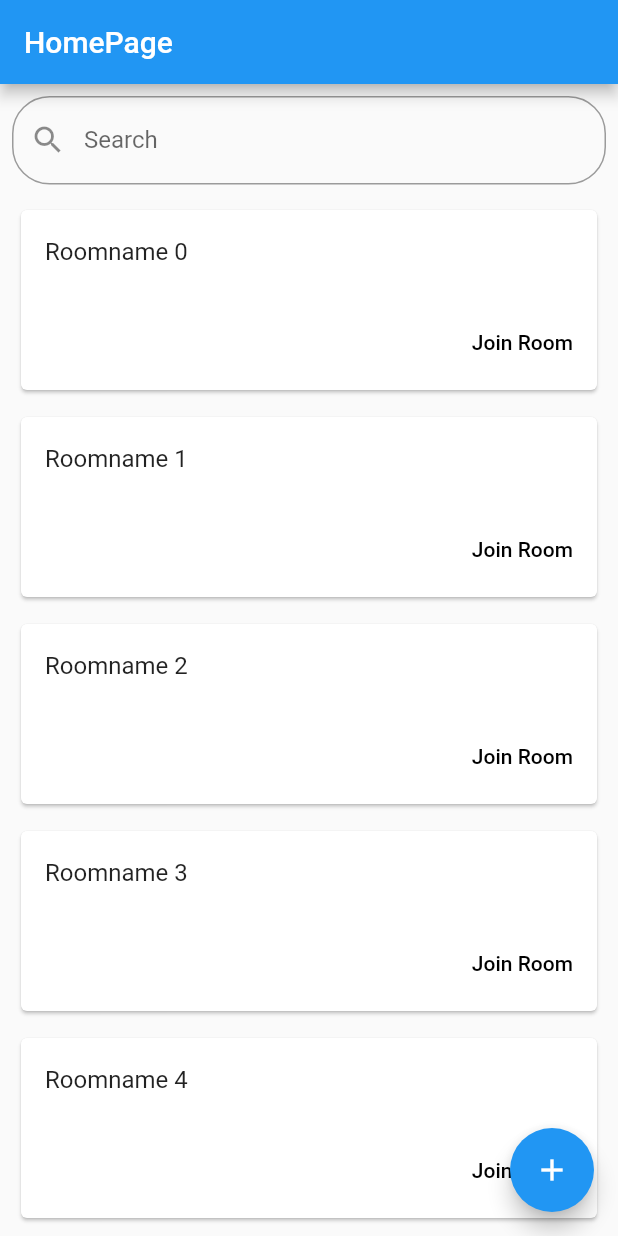
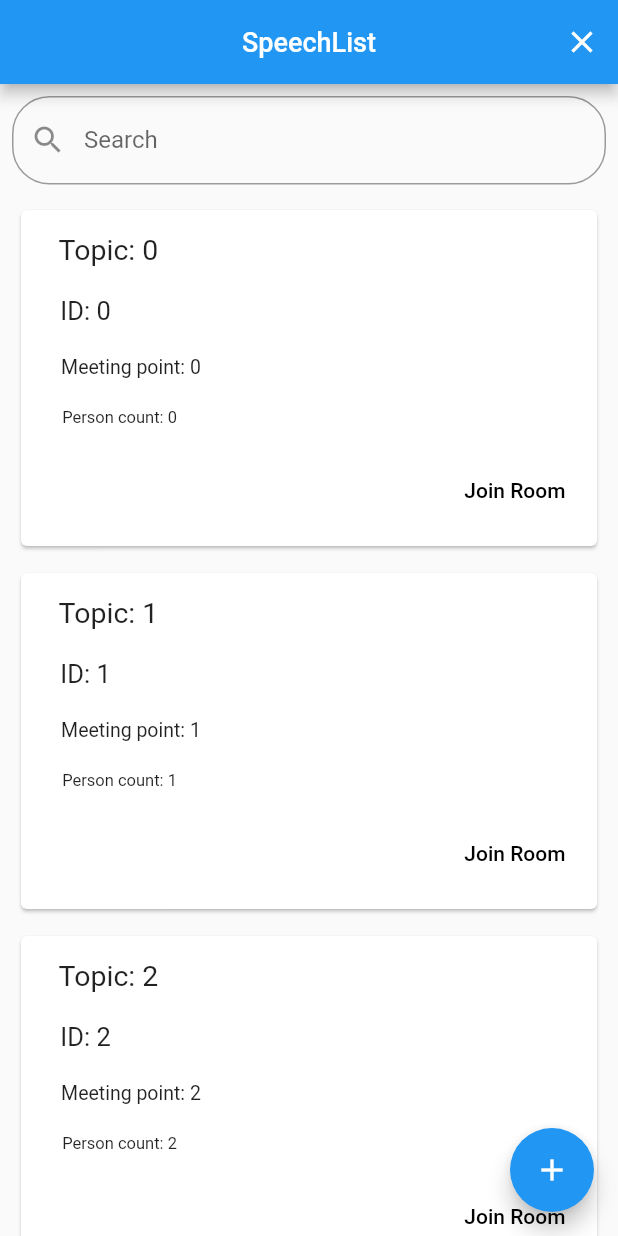
Before and after one commit to Murmelmunz/mop_frontend, a Flutter app: the screen it shows after launch, on a phone screen of 412 x 824 dp. Run offline on Flutter 3.47's test engine with Material 2 defaults, Android fonts, the phone set to English and light mode, and no system bars.

Commit message:
more specific search with new datalines

```diff
--- a/lib/main.dart
+++ b/lib/main.dart
@@ -13,8 +13,9 @@ class MyApp extends StatelessWidget {
       theme: ThemeData(
         primarySwatch: Colors.blue,
       ),
-      home: new SearchRoomPage(title: 'HomePage'),
+      home: SearchRoomPage(title: 'HomePage'),
       routes: <String, WidgetBuilder>{
+        SearchRoomPage.routeName: (BuildContext context) => SearchRoomPage(title: 'Homepage'),
         CreateRoomPage.routeName: (BuildContext context) => CreateRoomPage(title: "Create Room"),
         RoomPage.routeName: (BuildContext context) => RoomPage(),
       },
--- a/lib/screens/search_room.dart
+++ b/lib/screens/search_room.dart
@@ -1,6 +1,7 @@
 import 'package:flutter/material.dart';
 
 class SearchRoomPage extends StatefulWidget {
+    static const String routeName = "/search_room";
     SearchRoomPage({Key key, this.title}) : super(key: key);
     final String title;
 
@@ -11,7 +12,7 @@ class SearchRoomPage extends StatefulWidget {
 class _MyHomePageState extends State<SearchRoomPage> {
   TextEditingController editingController = TextEditingController();
 
-  final duplicateItems = List<String>.generate(10000, (i) => "Roomname $i");
+  final duplicateItems = List<String>.generate(10000, (i) => "$i");
   var items = List<String>();
 
   @override
@@ -54,7 +55,22 @@ class _MyHomePageState extends State<SearchRoomPage> {
   Widget build(BuildContext context) {
     return new Scaffold(
       appBar: new AppBar(
-        title: new Text(widget.title),
+        title: new Text('SpeechList',
+          style: new TextStyle(
+            fontSize: 18.0,
+            color: Colors.white,
+          ),
+        ),
+        centerTitle: true,
+          actions: [
+            new IconButton(
+              icon: new Icon(Icons.close),
+              tooltip: 'Home',
+              onPressed: () {
+                Navigator.of(context).pushNamed('/search_room');
+              },
+            ),
+          ],
       ),
       body: Container(
         child: Column(
@@ -81,24 +97,72 @@ class _MyHomePageState extends State<SearchRoomPage> {
                 itemBuilder: (context, index) {
                   return new Container(
                     padding: EdgeInsets.only(left:10, right:10, top:5, bottom:5),
+                      alignment: Alignment(0, 0),
                       child: Card(
+                        child: Container(
+                          padding: EdgeInsets.all(5),
                           child: Column(
+                            textDirection: TextDirection.rtl,
                             mainAxisSize: MainAxisSize.min,
-                          children: <Widget>[
-                            ListTile(
-                              title: Text('${items[index]}'),
+                            children: [
+                                Container(
+                                  alignment: Alignment(-0.93, 0),
+                                  padding: EdgeInsets.all(10),
+                                  child: Text(
+                                    'Topic: ' + '${items[index]}',
+                                    style: TextStyle(
+                                      fontSize: 19,
                                     ),
-                            ButtonTheme.bar( // make buttons use the appropriate styles for cards
+                                  ),
+                                ),
+                                Container(
+                                  alignment: Alignment(-0.93, 0),
+                                  padding: EdgeInsets.all(10),
+                                  child: Text(
+                                    'ID: ' + '${items[index]}',
+                                    style: TextStyle(
+                                      fontSize: 17,
+                                    ),
+                                  ),
+                                ),
+                                Container(
+                                  alignment: Alignment(-0.91, 0),
+                                  padding: EdgeInsets.all(10),
+                                  child: Text(
+                                    'Meeting point: ' + '${items[index]}',
+                                    style: TextStyle(
+                                      fontSize: 13,
+                                    ),
+                                  ),
+                                ),
+                                Container(
+                                  alignment: Alignment(-0.91, 0),
+                                  padding: EdgeInsets.all(10),
+                                  child: Text(
+                                    'Person count: ' + '${items[index]}',
+                                    style: TextStyle(
+                                      fontSize: 11,
+                                    ),
+                                  ),
+                                ),
+                                Container(
+                                  alignment: Alignment(1, 0),
+                                  padding: EdgeInsets.all(0),
+                                  child: ButtonTheme.bar( // make buttons use the appropriate styles for cards
                                     child: ButtonBar(
                                       children: <Widget>[
                                         FlatButton(
                                           child: const Text('Join Room'),
-                                    onPressed: () { /* ... */ },
+                                          onPressed: () {
+                                            Navigator.of(context).pushNamed('/room', arguments: 0);
+                                          },
                                         ),
                                       ],
                                     ),
                                   ),
+                                ),
                               ]
+                          )
                         )
                       ),
                     );
--- a/pubspec.yaml
+++ b/pubspec.yaml
@@ -53,6 +53,7 @@ flutter:
   # For details regarding adding assets from package dependencies, see
   # https://flutter.io/assets-and-images/#from-packages
 
+
   # To add custom fonts to your application, add a fonts section here,
   # in this "flutter" section. Each entry in this list should have a
   # "family" key with the font family name, and a "fonts" key with a
```
Lines whose indentation alone changed are shown as unchanged.
